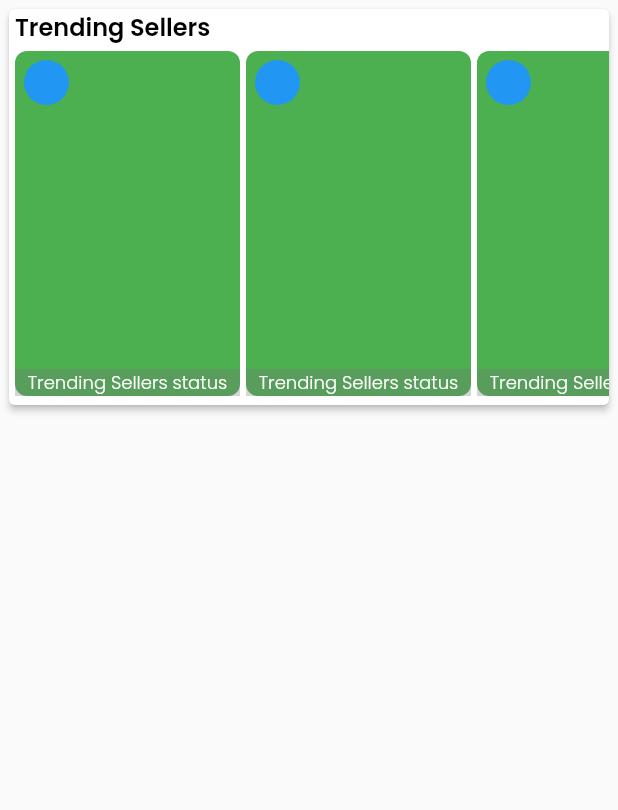
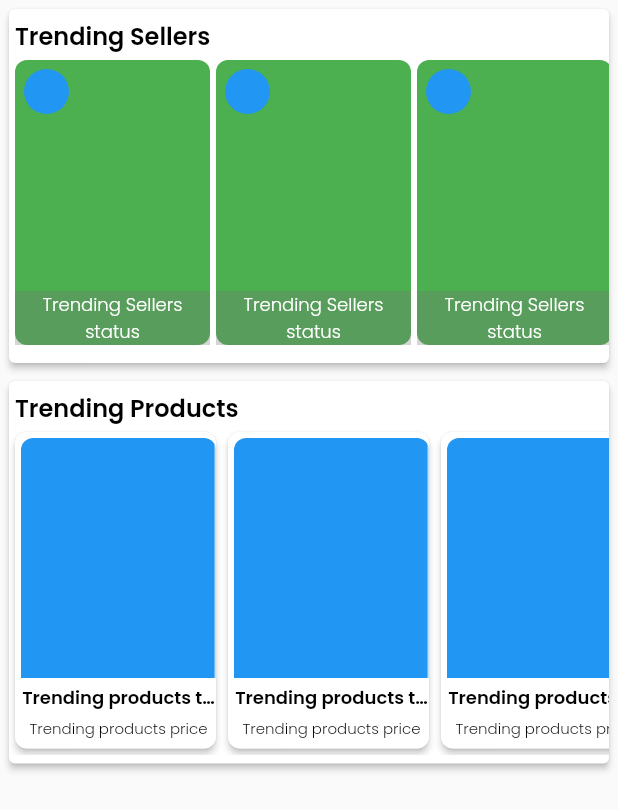
Before and after one commit to riadshuvo/audacity_task, a Flutter app: the screen it shows after launch, on a phone screen of 412 x 824 dp. Shown: the top 810 px of the screen. Run offline on Flutter 3.47's test engine with Material 2 defaults, Android fonts, the phone set to English and light mode, and no system bars; our stand-ins replace google_fonts.

Commit message:
trending products ui done

```diff
--- a/lib/home_page/ui/home_page.dart
+++ b/lib/home_page/ui/home_page.dart
@@ -1,3 +1,4 @@
+import 'package:audacity_task/home_page/ui/widgets/trending_products/trending_products.dart';
 import 'package:audacity_task/home_page/ui/widgets/trending_sellers/trensing_sellers.dart';
 import 'package:audacity_task/utility/colors.dart';
 import 'package:audacity_task/utility/common_test_class.dart';
@@ -27,6 +28,8 @@ class _MyHomePageState extends State<MyHomePage> {
                   width: appSize.width,
                   child: Card(
                     elevation: 2,
+                    child: Container(
+                      margin: EdgeInsets.symmetric(vertical: 6),
                       child: Column(
                         crossAxisAlignment: CrossAxisAlignment.start,
                         children: [
@@ -49,6 +52,40 @@ class _MyHomePageState extends State<MyHomePage> {
                         ],
                       ),
                     ),
+                  ),
+                ),
+
+                SizedBox(height: 4,),
+
+                Container(
+                  width: appSize.width,
+                  child: Card(
+                    elevation: 2,
+                    child: Container(
+                      margin: EdgeInsets.symmetric(vertical: 6),
+                      child: Column(
+                        crossAxisAlignment: CrossAxisAlignment.start,
+                        children: [
+                          Padding(
+                            padding: EdgeInsets.only(left: 4.0),
+                            child: CommonTextClass(
+                              text: "Trending Products",
+                              fontWeight: FontWeight.w600,
+                              fontSize: 16,
+                              color: blackColor,
+                              isCentre: false,
+                            ),
+                          ),
+                          SingleChildScrollView(
+                              scrollDirection: Axis.horizontal,
+                              child: Row(
+                                crossAxisAlignment: CrossAxisAlignment.start,
+                                children: List.generate(10, (index) => TrendingProducts(),),
+                              )),
+                        ],
+                      ),
+                    ),
+                  ),
                 )
               ],
             ),
--- /dev/null
+++ b/lib/home_page/ui/widgets/trending_products/trending_products.dart
@@ -0,0 +1,68 @@
+import 'package:audacity_task/utility/colors.dart';
+import 'package:audacity_task/utility/common_test_class.dart';
+import 'package:audacity_task/utility/text_style.dart';
+import 'package:flutter/cupertino.dart';
+import 'package:flutter/material.dart';
+
+class TrendingProducts extends StatelessWidget {
+
+  @override
+  Widget build(BuildContext context) {
+    return Card(
+      shape: RoundedRectangleBorder(
+      side: BorderSide(color: Colors.white70, width: 1),
+      borderRadius: BorderRadius.circular(8),
+    ),
+      elevation: 2,
+      child: Column(
+        crossAxisAlignment: CrossAxisAlignment.start,
+        mainAxisSize: MainAxisSize.min,
+        children: [
+          Container(
+            margin: EdgeInsets.only(top: 4, bottom: 6, left: 4,),
+            child: Column(
+              children: [
+                Container(
+                  height: 160,
+                  width: 130,
+                  decoration: BoxDecoration(
+                      color: Colors.blue,
+                    borderRadius: BorderRadius.only(
+                        topLeft: Radius.circular(8),
+                        topRight: Radius.circular(8))
+                  ),
+                ),
+                Container(
+                  color: whiteColor,
+                  width: 130,
+                  padding: EdgeInsets.only(top: 4),
+                  child: Text("Trending products title",
+                    overflow: TextOverflow.ellipsis,
+                    textAlign: TextAlign.center,
+                    style: commonPoppinsTextStyle(
+                        color: blackColor,
+                        fontWeight: FontWeight.w600,
+                        size: 12
+                    ),),
+                ),
+
+                Container(
+                  color: whiteColor,
+                  padding: EdgeInsets.only(top: 4),
+                  child: CommonTextClass(
+                    text: "Trending products price",
+                    fontWeight: FontWeight.w300,
+                    fontSize: 10,
+                    color: blackColor,
+                    isCentre: true,
+                  ),
+                )
+              ],
+            ),
+          )
+
+        ],
+      ),
+    );
+  }
+}
--- a/lib/home_page/ui/widgets/trending_sellers/trensing_sellers.dart
+++ b/lib/home_page/ui/widgets/trending_sellers/trensing_sellers.dart
@@ -9,16 +9,11 @@ class TrendingSellers extends StatelessWidget {
   Widget build(BuildContext context) {
     return Container(
       margin: EdgeInsets.only(top: 4, bottom: 6, left: 4,),
-      child: Column(
-        crossAxisAlignment: CrossAxisAlignment.start,
-        mainAxisSize: MainAxisSize.min,
-        children: [
-          Container(
       child: Stack(
         children: [
           Container(
-                  height: 230,
-                  width: 150,
+            height: 190,
+            width: 130,
             decoration: BoxDecoration(
                 color: Colors.green,
                 borderRadius: BorderRadius.circular(8)
@@ -53,10 +48,6 @@ class TrendingSellers extends StatelessWidget {
           )
         ],
       ),
-          )
-
-        ],
-      ),
     );
   }
 }
```
Lines whose indentation alone changed are shown as unchanged.
